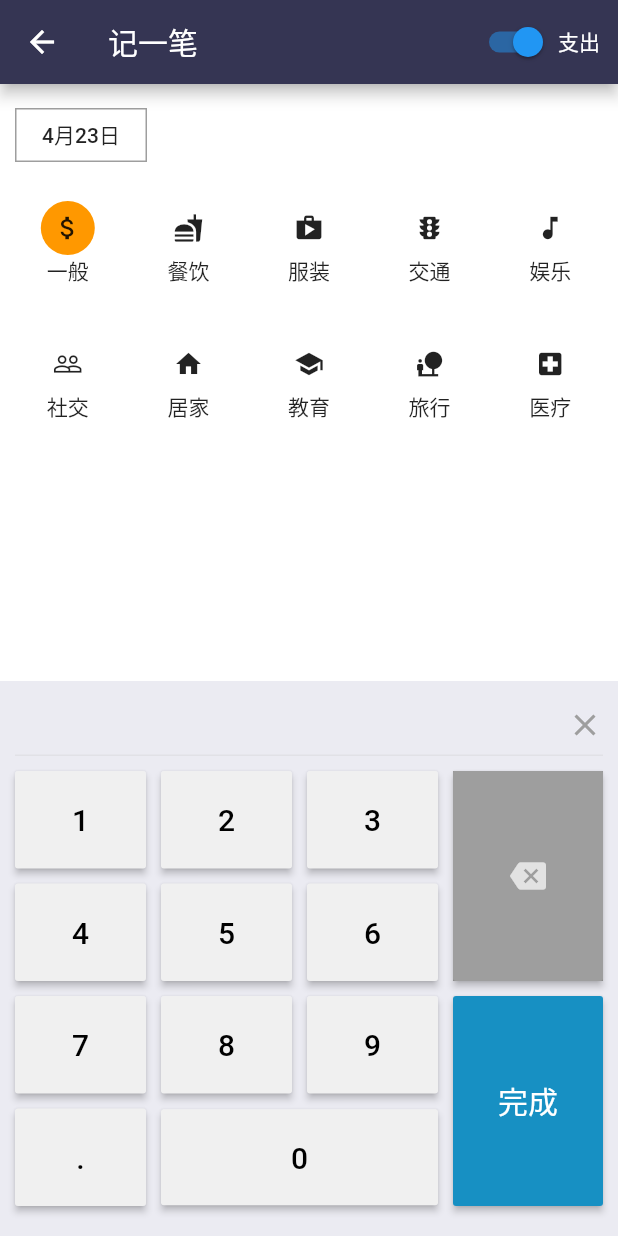
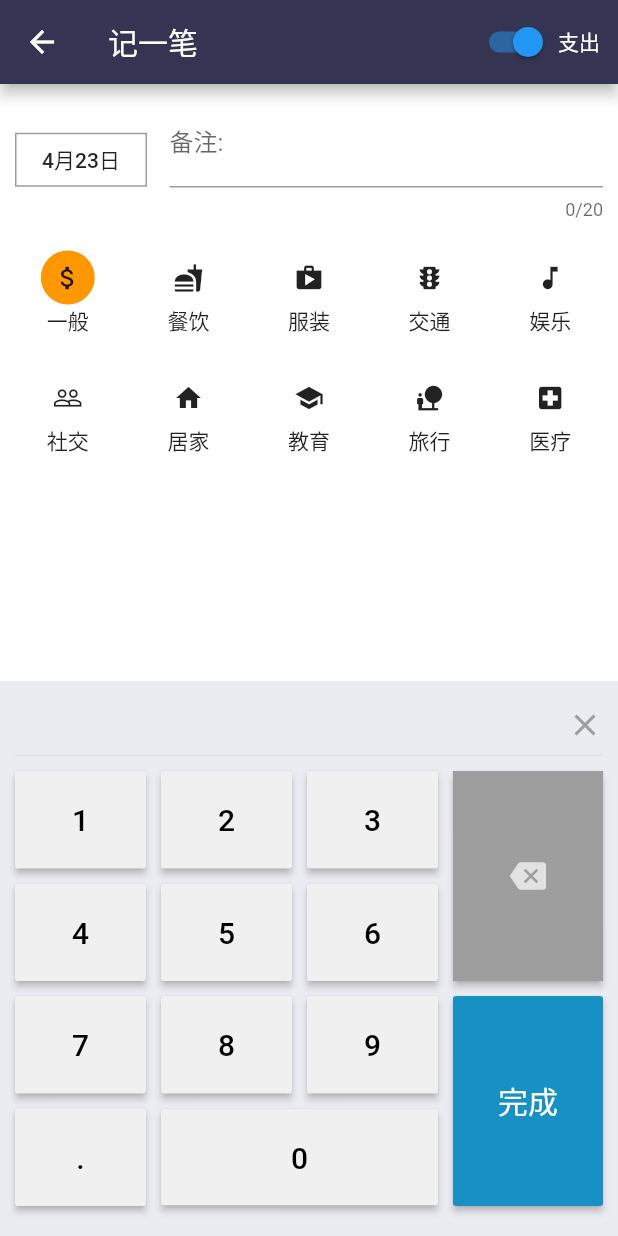
Before and after one commit to hxstdio/wheresmymoney, a Flutter app: the AddRecord screen opened by its route, on a phone screen of 412 x 824 dp. Run offline on Flutter 3.47's test engine with Material 2 defaults, Android fonts, the phone set to English and light mode, and no system bars; our stand-ins replace fl_chart, sqflite; accounts and stored records are empty.

```diff
--- a/lib/widgets/typeSelectCell.dart
+++ b/lib/widgets/typeSelectCell.dart
@@ -7,6 +7,7 @@ class TypeSelectCell extends StatelessWidget {
   final int selectedSubType;
   final onDayChanged;
   final onSubTypeSelected;
+  final onCommentChanged;
 
   TypeSelectCell({
     Key key ,
@@ -15,6 +16,7 @@ class TypeSelectCell extends StatelessWidget {
     this.selectedSubType,
     this.onDayChanged,
     this.onSubTypeSelected,
+    this.onCommentChanged
   }):super(key:key);
 
   _renderTypeIcons(){
@@ -83,20 +85,28 @@ class TypeSelectCell extends StatelessWidget {
                   },
                   child: Text('${this.currentDay.month}月${this.currentDay.day}日'),
                 ),
-                    // Container(
-                    //   width: 100.0,
-                    //   height: 40.0,
-                    //   margin: const EdgeInsets.only(right: 10.0),
-                    //   decoration: BoxDecoration(
-                    //     border: Border.all(width: 1, color: Color(0xFFE1E1E6))
-                    //   ),
-                    //   child: Center(
-                    //     child: Text('增加备注1'),
-                    //   )
-                    // )
+                Expanded(
+                  child:  Container(
+                    margin: EdgeInsets.only(left: 15.0),
+                    child: TextField(
+                      autofocus: false,
+                      maxLength: 20,
+                      decoration: InputDecoration(
+                        labelText: "备注:",
+                        labelStyle: TextStyle(
+                          fontSize: 16.0
+                        )
+                      ),
+                      onChanged: (value) {
+                        this.onCommentChanged(value);
+                      },
+                    ),
+                  ),
+                ),
               ]
             ),
           ),
+          Expanded(child:
             Container(
               decoration: BoxDecoration(
                 color: Colors.white
@@ -104,13 +114,14 @@ class TypeSelectCell extends StatelessWidget {
               height: 230.0,
               child: GridView.count(
                 crossAxisSpacing: 10.0,
-                  mainAxisSpacing: 20.0,
+                mainAxisSpacing: 10.0,
                 padding: EdgeInsets.all(10),
                 crossAxisCount: 5,
                 childAspectRatio: 1.0,
                 children: _renderTypeIcons(),
               ),
-              )
+            ),
+          ),
         ]
       ),
     );
```
Also changed, not shown: lib/pages/addRecord.dart (+12 -1 lines). Lines whose indentation alone changed are shown as unchanged.
